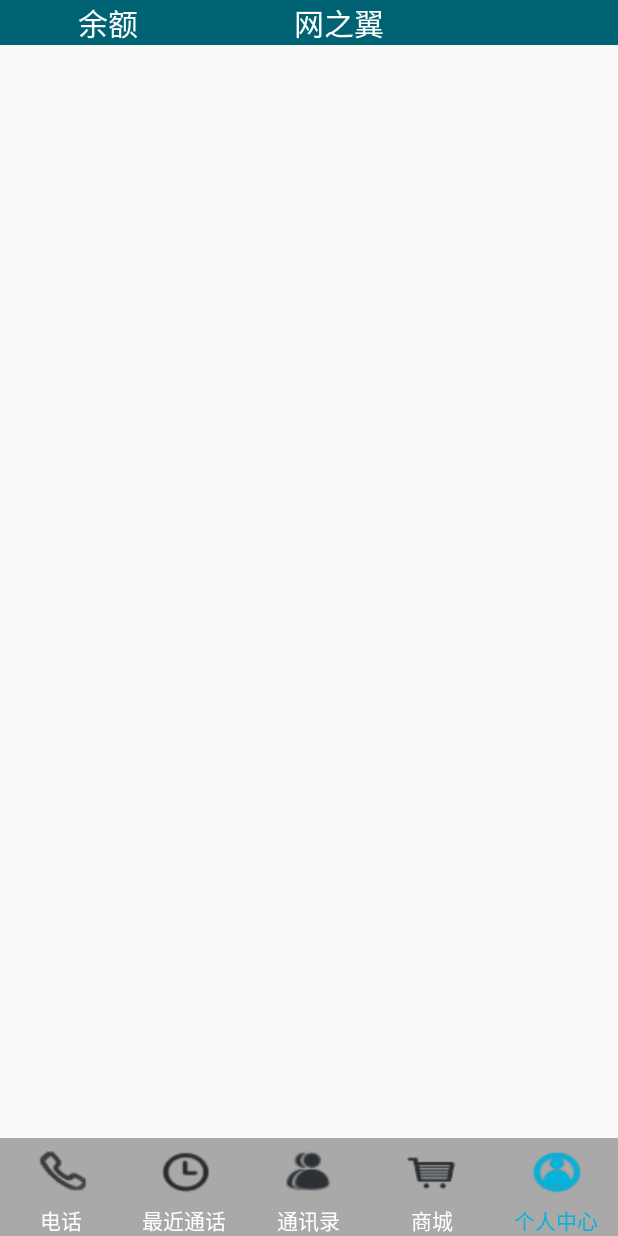
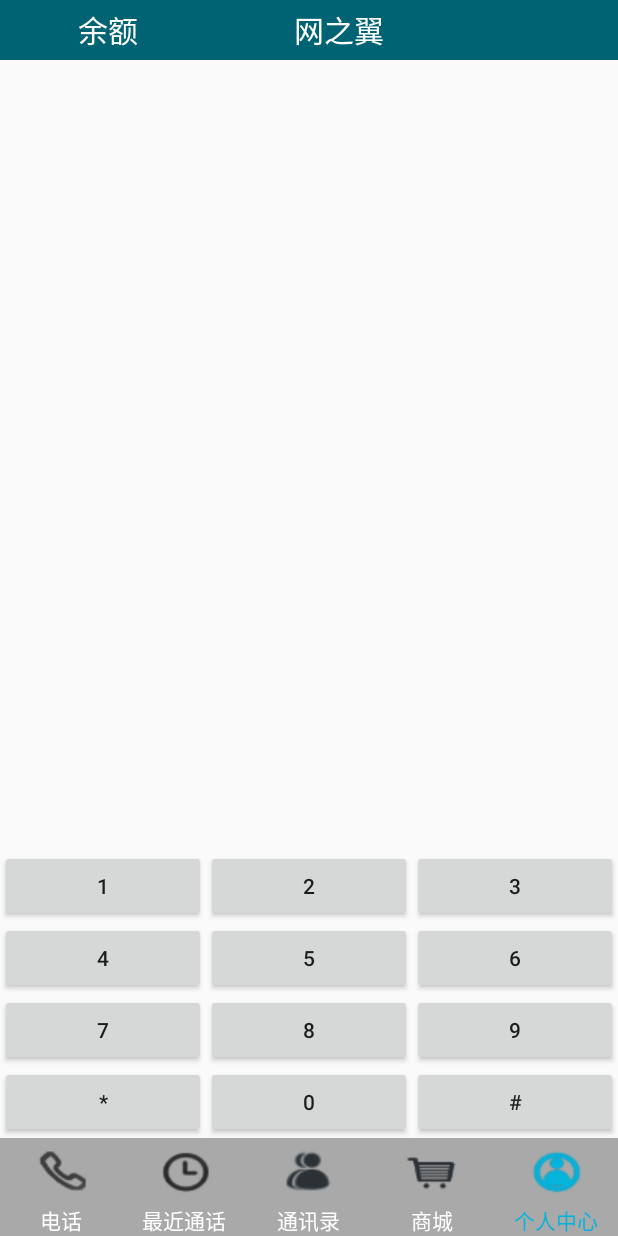
Before and after one commit to cpf1969210/Phone, an Android app: the screen it shows after launch (MainActivity), on a phone screen of 412 x 824 dp. Run offline under Robolectric (Android 15) with nearby library versions, the phone set to English and light mode, and no system bars.

Commit message:
添加键盘布局，修改fragment

```diff
--- a/app/src/main/java/com/example/chen/phone/FragmentMaillist.java
+++ b/app/src/main/java/com/example/chen/phone/FragmentMaillist.java
@@ -9,7 +9,7 @@ import android.view.ViewGroup;
 
 /**
  * @author chen
- * 2016/2/26
+ *         2016/2/26
  */
 public class FragmentMaillist extends Fragment {
 
@@ -20,9 +20,10 @@ public class FragmentMaillist extends Fragment {
     }
 
     @Override
-    public View onCreateView(LayoutInflater inflater,
-                             @Nullable ViewGroup container, @Nullable Bundle savedInstanceState) {
+    public View onCreateView(LayoutInflater inflater, ViewGroup container, Bundle savedInstanceState) {
         // TODO Auto-generated method stub
-        return inflater.inflate(R.layout.fragement_maillist, null);
+        View view = inflater.inflate(R.layout.fragement_maillist, container, false);
+        return view;
+
     }
 }
--- a/app/src/main/java/com/example/chen/phone/FragmentMall.java
+++ b/app/src/main/java/com/example/chen/phone/FragmentMall.java
@@ -18,9 +18,10 @@ public class FragmentMall extends Fragment {
 
     }
     @Override
-    public View onCreateView(LayoutInflater inflater,
-                             @Nullable ViewGroup container, @Nullable Bundle savedInstanceState) {
+    public View onCreateView(LayoutInflater inflater, ViewGroup container,  Bundle savedInstanceState) {
         // TODO Auto-generated method stub
-        return inflater.inflate(R.layout.fragement_mall, null);
+        View view = inflater.inflate(R.layout.fragement_mall, container, false);
+        /*return inflater.inflate(R.layout.fragement_mall, null);*/
+        return  view;
     }
 }
--- a/app/src/main/java/com/example/chen/phone/FragmentMe.java
+++ b/app/src/main/java/com/example/chen/phone/FragmentMe.java
@@ -19,9 +19,10 @@ public class FragmentMe extends Fragment {
 
     }
     @Override
-    public View onCreateView(LayoutInflater inflater,
-                             @Nullable ViewGroup container, @Nullable Bundle savedInstanceState) {
+    public View onCreateView(LayoutInflater inflater, ViewGroup container,  Bundle savedInstanceState) {
         // TODO Auto-generated method stub
-        return inflater.inflate(R.layout.fragement_me, null);
+        View view = inflater.inflate(R.layout.fragement_me, container, false);
+        return view;
+        /*return inflater.inflate(R.layout.fragement_me, null);*/
     }
 }
--- a/app/src/main/java/com/example/chen/phone/FragmentPhone.java
+++ b/app/src/main/java/com/example/chen/phone/FragmentPhone.java
@@ -1,25 +1,44 @@
 package com.example.chen.phone;
 
 import android.os.Bundle;
-import android.support.annotation.Nullable;
 import android.support.v4.app.Fragment;
 import android.view.LayoutInflater;
 import android.view.View;
 import android.view.ViewGroup;
+import android.widget.Button;
+
 /**
  * @author chen
- * 2016/2/26
+ *         2016/2/26
  */
 public class FragmentPhone extends Fragment {
 
     @Override
     public void onCreate(Bundle savedInstanceState) {
+
         super.onCreate(savedInstanceState);
     }
+
+
     @Override
-    public View onCreateView(LayoutInflater inflater,
-                             @Nullable ViewGroup container, @Nullable Bundle savedInstanceState) {
+    public View onCreateView(LayoutInflater inflater, ViewGroup container, Bundle savedInstanceState) {
         // TODO Auto-generated method stub
-        return inflater.inflate(R.layout.fragement_phone, null);
+        View view = inflater.inflate(R.layout.fragement_phone, container, false);
+        //获取对象
+        Button num1 = (Button) view.findViewById(R.id.num1);
+        Button num2 = (Button) view.findViewById(R.id.num2);
+        Button num3 = (Button) view.findViewById(R.id.num3);
+        Button num4 = (Button) view.findViewById(R.id.num4);
+        Button num5 = (Button) view.findViewById(R.id.num5);
+        Button num6 = (Button) view.findViewById(R.id.num6);
+        Button num7 = (Button) view.findViewById(R.id.num7);
+        Button num8 = (Button) view.findViewById(R.id.num8);
+        Button num9 = (Button) view.findViewById(R.id.num9);
+        Button num0 = (Button) view.findViewById(R.id.num0);
+        Button num10 = (Button) view.findViewById(R.id.num10);
+        Button num11 = (Button) view.findViewById(R.id.num11);
+        /*return inflater.inflate(R.layout.fragement_phone, null);*/
+        return view;
+
     }
 }
--- a/app/src/main/java/com/example/chen/phone/FragmentRecentCalls.java
+++ b/app/src/main/java/com/example/chen/phone/FragmentRecentCalls.java
@@ -21,9 +21,10 @@ public class FragmentRecentCalls extends Fragment {
 
     }
     @Override
-    public View onCreateView(LayoutInflater inflater,
-                             @Nullable ViewGroup container, @Nullable Bundle savedInstanceState) {
+    public View onCreateView(LayoutInflater inflater, ViewGroup container,  Bundle savedInstanceState) {
         // TODO Auto-generated method stub
-        return inflater.inflate(R.layout.fragement_recent_calls, null);
+        View view = inflater.inflate(R.layout.fragement_recent_calls, container, false);
+        return view;
+        /*return inflater.inflate(R.layout.fragement_recent_calls, null);*/
     }
 }
--- a/app/src/main/res/layout/fragement_maillist.xml
+++ b/app/src/main/res/layout/fragement_maillist.xml
@@ -7,7 +7,7 @@
     <LinearLayout
         android:orientation="horizontal"
         android:layout_width="match_parent"
-        android:layout_height="30dp"
+        android:layout_height="40dp"
         android:background="@color/StrongBlue">
 
         <TextView
--- a/app/src/main/res/layout/fragement_mall.xml
+++ b/app/src/main/res/layout/fragement_mall.xml
@@ -6,7 +6,7 @@
 
     <LinearLayout
         android:layout_width="match_parent"
-        android:layout_height="30dp"
+        android:layout_height="40dp"
         android:background="@color/StrongBlue"
         android:orientation="horizontal">
 
--- a/app/src/main/res/layout/fragement_me.xml
+++ b/app/src/main/res/layout/fragement_me.xml
@@ -7,7 +7,7 @@
     <LinearLayout
         android:orientation="horizontal"
         android:layout_width="match_parent"
-        android:layout_height="30dp"
+        android:layout_height="40dp"
         android:background="@color/StrongBlue">
 
         <TextView
--- a/app/src/main/res/layout/fragement_phone.xml
+++ b/app/src/main/res/layout/fragement_phone.xml
@@ -6,35 +6,153 @@
 
     <LinearLayout
         android:layout_width="match_parent"
-        android:layout_height="30dp"
+        android:layout_height="40dp"
         android:background="@color/StrongBlue"
         android:orientation="horizontal">
 
         <TextView
             android:layout_width="wrap_content"
             android:layout_height="wrap_content"
+            android:layout_gravity="center"
             android:layout_weight="1"
+            android:gravity="center"
             android:text="余额"
-            android:gravity="center"
             android:textColor="@color/white"
-            android:layout_gravity="center"
             android:textSize="20sp" />
+
         <TextView
             android:layout_width="wrap_content"
             android:layout_height="wrap_content"
+            android:layout_gravity="center"
+            android:layout_weight="1"
+            android:gravity="center"
             android:text="网之翼"
-            android:gravity="center"
-            android:layout_weight="1"
             android:textColor="@color/white"
-            android:layout_gravity="center"
             android:textSize="20sp" />
+
         <TextView
             android:layout_width="wrap_content"
             android:layout_height="wrap_content"
+            android:layout_weight="1"
+            android:gravity="center"
             android:text=""
-            android:gravity="center"
-            android:layout_weight="1"
             android:textSize="20sp" />
+    </LinearLayout>
+
+    <LinearLayout
+        android:layout_width="match_parent"
+        android:layout_height="match_parent"
+        android:gravity="bottom"
+        android:layout_gravity="bottom"
+        android:orientation="vertical">
+
+        <LinearLayout
+            android:layout_width="match_parent"
+            android:layout_height="wrap_content"
+            android:orientation="horizontal">
+
+            <Button
+                android:id="@+id/num1"
+                android:layout_width="wrap_content"
+                android:layout_height="wrap_content"
+                android:layout_weight="1"
+                android:text="1" />
+
+            <Button
+                android:id="@+id/num2"
+                android:layout_width="wrap_content"
+                android:layout_height="wrap_content"
+                android:layout_weight="1"
+                android:text="2" />
+
+            <Button
+                android:id="@+id/num3"
+                android:layout_width="wrap_content"
+                android:layout_height="wrap_content"
+                android:layout_weight="1"
+                android:text="3" />
+        </LinearLayout>
+
+        <LinearLayout
+            android:layout_width="match_parent"
+            android:layout_height="wrap_content"
+            android:orientation="horizontal">
+
+            <Button
+                android:id="@+id/num4"
+                android:layout_width="wrap_content"
+                android:layout_height="wrap_content"
+                android:layout_weight="1"
+                android:text="4" />
+
+            <Button
+                android:id="@+id/num5"
+                android:layout_width="wrap_content"
+                android:layout_height="wrap_content"
+                android:layout_weight="1"
+                android:text="5" />
+
+            <Button
+                android:id="@+id/num6"
+                android:layout_width="wrap_content"
+                android:layout_height="wrap_content"
+                android:layout_weight="1"
+                android:text="6" />
+        </LinearLayout>
+
+        <LinearLayout
+            android:layout_width="match_parent"
+            android:layout_height="wrap_content"
+            android:orientation="horizontal">
+
+            <Button
+                android:id="@+id/num7"
+                android:layout_width="wrap_content"
+                android:layout_height="wrap_content"
+                android:layout_weight="1"
+                android:text="7" />
+
+            <Button
+                android:id="@+id/num8"
+                android:layout_width="wrap_content"
+                android:layout_height="wrap_content"
+                android:layout_weight="1"
+                android:text="8" />
+
+            <Button
+                android:id="@+id/num9"
+                android:layout_width="wrap_content"
+                android:layout_height="wrap_content"
+                android:layout_weight="1"
+                android:text="9" />
+        </LinearLayout>
+
+        <LinearLayout
+            android:layout_width="match_parent"
+            android:layout_height="wrap_content"
+            android:orientation="horizontal">
+
+            <Button
+                android:id="@+id/num10"
+                android:layout_width="wrap_content"
+                android:layout_height="wrap_content"
+                android:layout_weight="1"
+                android:text="*" />
+
+            <Button
+                android:id="@+id/num0"
+                android:layout_width="wrap_content"
+                android:layout_height="wrap_content"
+                android:layout_weight="1"
+                android:text="0" />
+
+            <Button
+                android:id="@+id/num11"
+                android:layout_width="wrap_content"
+                android:layout_height="wrap_content"
+                android:layout_weight="1"
+                android:text="#" />
+        </LinearLayout>
     </LinearLayout>
 
 
--- a/app/src/main/res/layout/fragement_recent_calls.xml
+++ b/app/src/main/res/layout/fragement_recent_calls.xml
@@ -7,7 +7,7 @@
 
     <LinearLayout
         android:layout_width="match_parent"
-        android:layout_height="30dp"
+        android:layout_height="40dp"
         android:background="@color/StrongBlue"
         android:orientation="horizontal">
 
--- a/app/src/main/res/values/colors.xml
+++ b/app/src/main/res/values/colors.xml
@@ -9,4 +9,7 @@
     <color name="DarkGray">#A9A9A9</color>
     <color name="StrongBlue">#006374</color>
     <color name="chblue">#05b4dd</color>
+    <color name="yellow">#CCCC00</color>
+    <color name="transparence">#00000000</color>
+    <color name="gray">#666666</color>
 </resources>
```
